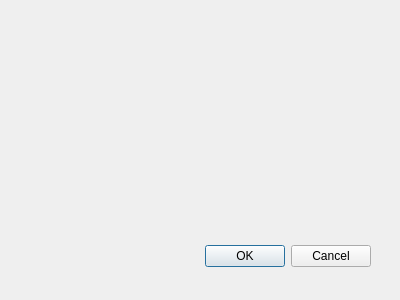
The window that src/gui_pkg/include/gui_pkg/dialog_form.ui (cristianbass01/GUI_robotic_exoskeleton) describes before a commit, drawn with Qt 5.
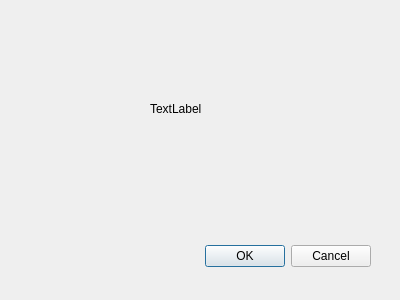
The same window after the commit.

What changed in the file:
```diff
--- a/src/gui_pkg/include/gui_pkg/dialog_form.ui
+++ b/src/gui_pkg/include/gui_pkg/dialog_form.ui
@@ -18,9 +18,9 @@
   <widget name="buttonBox" class="QDialogButtonBox">
    <property name="geometry">
     <rect>
-     <x>30</x>
+     <x>200</x>
      <y>240</y>
-     <width>341</width>
+     <width>171</width>
      <height>32</height>
     </rect>
    </property>
@@ -31,6 +31,19 @@
     <set>QDialogButtonBox::Cancel|QDialogButtonBox::Ok</set>
    </property>
   </widget>
+  <widget class="QLabel" name="label">
+   <property name="geometry">
+    <rect>
+     <x>150</x>
+     <y>100</y>
+     <width>67</width>
+     <height>17</height>
+    </rect>
+   </property>
+   <property name="text">
+    <string>TextLabel</string>
+   </property>
+  </widget>
  </widget>
  <pixmapfunction/>
  <resources/>
```
Left out of the diff: 9 changed lines with no effect on the pictures.
